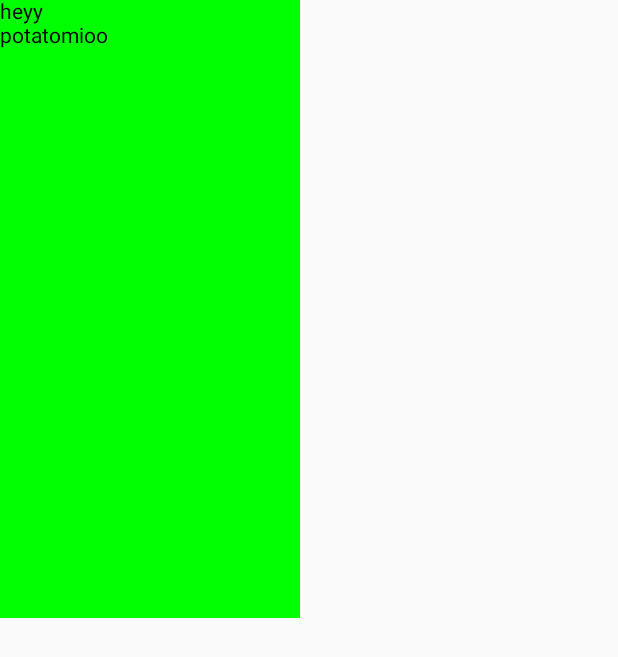
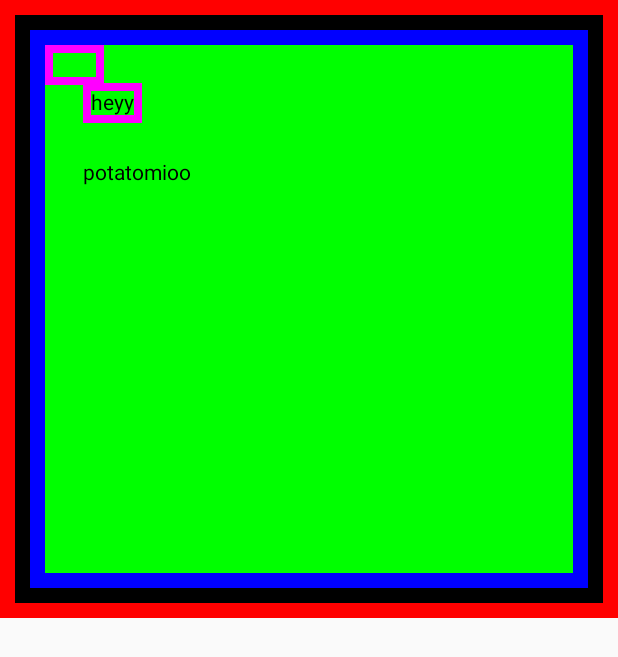
Before and after one commit to potatomioo/Jetpack_Compose_Pre, an Android app built with Jetpack Compose: the screen it shows after launch (MainActivity), on a phone screen of 412 x 824 dp. Shown: the top 657 px of the screen. Run offline under Robolectric (Android 15) with nearby library versions, the phone set to English and light mode, and no system bars.

Commit message:
Second Commit

```diff
--- a/app/src/main/java/com/example/jetpack_compose_setup/MainActivity.kt
+++ b/app/src/main/java/com/example/jetpack_compose_setup/MainActivity.kt
@@ -4,12 +4,17 @@ import android.os.Bundle
 import androidx.activity.ComponentActivity
 import androidx.activity.compose.setContent
 import androidx.compose.foundation.background
+import androidx.compose.foundation.border
 import androidx.compose.foundation.layout.Arrangement
 import androidx.compose.foundation.layout.Column
 import androidx.compose.foundation.layout.Row
+import androidx.compose.foundation.layout.Spacer
 import androidx.compose.foundation.layout.fillMaxHeight
 import androidx.compose.foundation.layout.fillMaxSize
+import androidx.compose.foundation.layout.fillMaxWidth
 import androidx.compose.foundation.layout.height
+import androidx.compose.foundation.layout.offset
+import androidx.compose.foundation.layout.padding
 import androidx.compose.foundation.layout.requiredWidth
 import androidx.compose.foundation.layout.width
 import androidx.compose.material3.MaterialTheme
@@ -45,13 +50,30 @@ class MainActivity : ComponentActivity() {
         setContent{
             Column(
                 modifier = Modifier
+                    //every statement will be considered sequentially
                     .background(Color.Green)
                     .fillMaxHeight(0.5f)
-                    .width(200.dp)
-                    .requiredWidth(200.dp)
+                    .fillMaxWidth()
+                    .border(10.dp, color = Color.Red)
+                    .padding(10.dp)
+                    .border(10.dp, color = Color.Black)
+                    .padding(10.dp)
+                    .border(10.dp, color = Color.Blue)
+                    .padding(10.dp)
+                // padding maintains the gaps of the container of text. Also we can maintain for all sides individually.
+                //.padding(top=20.dp)
+//                    .requiredWidth(200.dp) this function maintains the width outside the screen too
             ) {
-                Text(text = "heyy")
-                Text(text = "potatomioo")
+                Text(text = "heyy",modifier = Modifier
+                    .border(5.dp, color = Color.Magenta)
+                    .offset(25.dp,25.dp)
+                    .border(5.dp, color = Color.Magenta)
+                    .padding(5.dp)
+                )
+                //offset moves first in X dir then in Y
+                Spacer(modifier = Modifier.height(25.dp))
+                //space between two components
+                Text(text = "potatomioo",modifier = Modifier.offset(25.dp,25.dp))
             }
         }
     }
```
